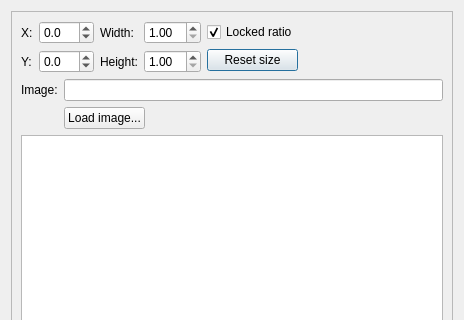
The window that src/qdialogpixmap.ui (kruszewskia/qlscribe) describes before a commit, drawn with Qt 5; both pictures show x 0 to 464 and y 0 to 320 of the 464 by 618 pixel window.
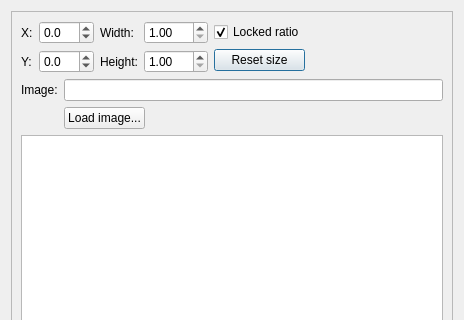
The same window after the commit. Custom widgets are drawn as their Qt base class.

Commit message: Maximum image size increased to 150

What changed in the file:
```diff
--- a/src/qdialogpixmap.ui
+++ b/src/qdialogpixmap.ui
@@ -94,7 +94,7 @@
                <double>1.000000000000000</double>
               </property>
               <property name="maximum" >
-               <double>70.000000000000000</double>
+               <double>200.000000000000000</double>
               </property>
              </widget>
             </item>
@@ -111,7 +111,7 @@
                <double>1.000000000000000</double>
               </property>
               <property name="maximum" >
-               <double>70.000000000000000</double>
+               <double>200.000000000000000</double>
               </property>
              </widget>
             </item>
```
